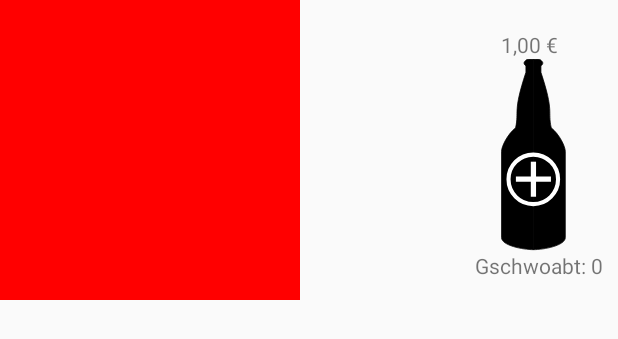
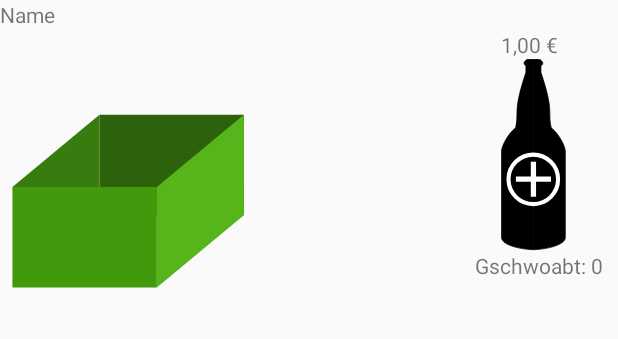
Before and after one commit to mtronicsDev/Alkchievements, an Android app: the layout alk_item.xml on its own in the app's theme, with its tools: preview values and no code run, on a phone screen of 412 x 824 dp. Shown: the top 339 px of the screen. Run offline under Robolectric (Android 15) with nearby library versions, the phone set to English and light mode, and no system bars.

Commit message:
Kästen!

```diff
--- /dev/null
+++ b/app/src/main/res/drawable/karsten_bier.xml
@@ -0,0 +1,28 @@
+<?xml version="1.0" encoding="utf-8"?>
+<vector xmlns:android="http://schemas.android.com/apk/res/android"
+    android:width="256dp"
+    android:height="256dp"
+    android:viewportWidth="256"
+    android:viewportHeight="256">
+
+    <path
+        android:fillColor="#2c620c"
+        android:strokeWidth="5.5"
+        android:pathData="M84.8528,97.9112 L208.091,97.9112 L208.091,183.774 L84.8528,183.774
+L84.8528,97.9112 Z" />
+    <path
+        android:fillColor="#41990b"
+        android:strokeWidth="5.5"
+        android:pathData="M10.6066,159.53 L133.845,159.53 L133.845,245.393 L10.6066,245.393
+L10.6066,159.53 Z" />
+    <path
+        android:fillColor="#387c0f"
+        android:fillType="evenOdd"
+        android:strokeWidth="1"
+        android:pathData="M84.8528,97.9108 L10.6066,159.53 L84.8528,159.53 Z" />
+    <path
+        android:fillColor="#55b51b"
+        android:fillType="evenOdd"
+        android:strokeWidth="1"
+        android:pathData="M208.091,97.9108 L133.845,159.53 L133.845,245.388 L208.091,183.769 Z" />
+</vector>
--- a/app/src/main/res/layout/alk_item.xml
+++ b/app/src/main/res/layout/alk_item.xml
@@ -14,7 +14,7 @@
         <ImageView
             android:layout_width="200dp"
             android:layout_height="200dp"
-            android:src="@mipmap/kasten"
+            android:src="@drawable/karsten_bier"
             android:id="@+id/kasten"
             android:layout_alignParentTop="true"
             android:layout_alignParentStart="true"
```
Also changed, not shown: app/src/main/java/de/daschubbm/alkchievements/Alkdapter.java (+7 -1 lines), app/src/main/res/drawable/karsten_almdudler.xml (added, +28 -0 lines), app/src/main/res/drawable/karsten_radler.xml (added, +28 -0 lines), app/src/main/res/drawable/karsten_schnaps.xml (added, +28 -0 lines), app/src/main/res/drawable/karsten_spezi.xml (added, +28 -0 lines), app/src/main/res/drawable/karsten_wasser.xml (added, +28 -0 lines), app/src/main/res/drawable/karsten_weizen.xml (added, +28 -0 lines), app/src/main/res/mipmap-mdpi/flasche.png (deleted), app/src/main/res/mipmap-mdpi/kasten.png (deleted).
